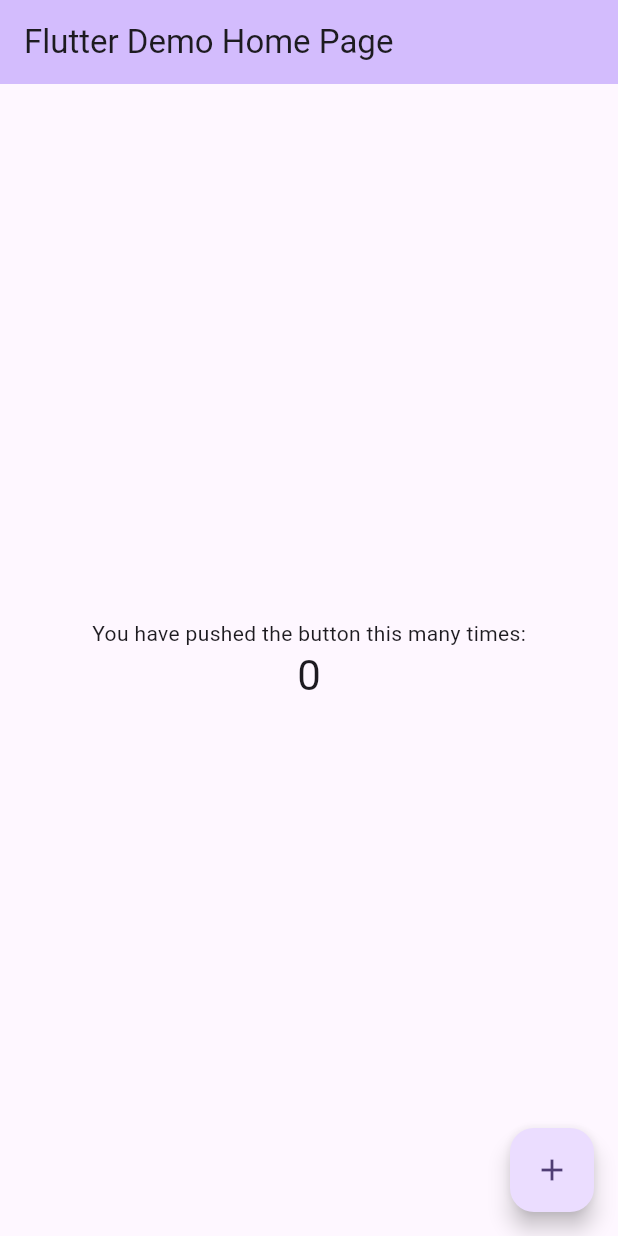
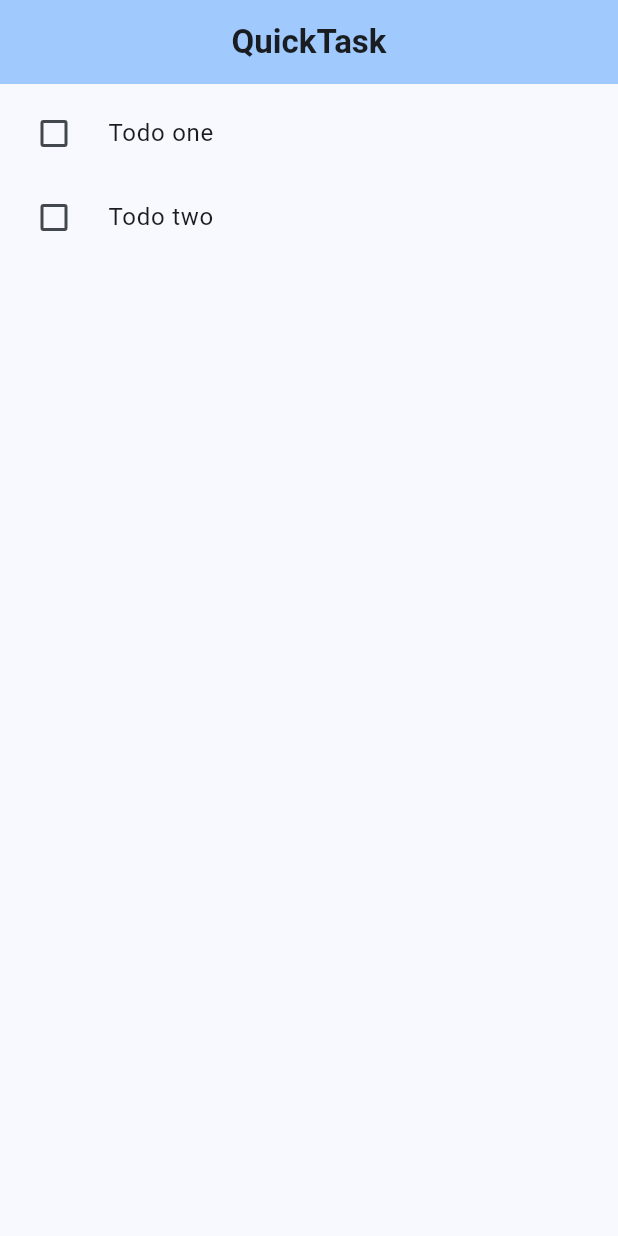
Before and after one commit to sarvesh-sr/quicktask, a Flutter app: the screen it shows after launch, on a phone screen of 412 x 824 dp. Run offline on Flutter 3.47's test engine with Material 3 defaults, Android fonts, the phone set to English and light mode, and no system bars.

Commit message:
Create basic todo list layout

```diff
--- a/lib/main.dart
+++ b/lib/main.dart
@@ -7,116 +7,67 @@ void main() {
 class MyApp extends StatelessWidget {
   const MyApp({super.key});
 
-  // This widget is the root of your application.
   @override
   Widget build(BuildContext context) {
     return MaterialApp(
-      title: 'Flutter Demo',
+      title: 'QuickTask',
       theme: ThemeData(
-        // This is the theme of your application.
-        //
-        // TRY THIS: Try running your application with "flutter run". You'll see
-        // the application has a purple toolbar. Then, without quitting the app,
-        // try changing the seedColor in the colorScheme below to Colors.green
-        // and then invoke "hot reload" (save your changes or press the "hot
-        // reload" button in a Flutter-supported IDE, or press "r" if you used
-        // the command line to start the app).
-        //
-        // Notice that the counter didn't reset back to zero; the application
-        // state is not lost during the reload. To reset the state, use hot
-        // restart instead.
-        //
-        // This works for code too, not just values: Most code changes can be
-        // tested with just a hot reload.
-        colorScheme: ColorScheme.fromSeed(seedColor: Colors.deepPurple),
+        colorScheme: ColorScheme.fromSeed(seedColor: Colors.blue),
       ),
-      home: const MyHomePage(title: 'Flutter Demo Home Page'),
+      home: const MyHomePage(),
     );
   }
 }
 
 class MyHomePage extends StatefulWidget {
-  const MyHomePage({super.key, required this.title});
-
-  // This widget is the home page of your application. It is stateful, meaning
-  // that it has a State object (defined below) that contains fields that affect
-  // how it looks.
-
-  // This class is the configuration for the state. It holds the values (in this
-  // case the title) provided by the parent (in this case the App widget) and
-  // used by the build method of the State. Fields in a Widget subclass are
-  // always marked "final".
-
-  final String title;
+  const MyHomePage({super.key});
 
   @override
   State<MyHomePage> createState() => _MyHomePageState();
 }
 
 class _MyHomePageState extends State<MyHomePage> {
-  int _counter = 0;
-
-  void _incrementCounter() {
-    setState(() {
-      // This call to setState tells the Flutter framework that something has
-      // changed in this State, which causes it to rerun the build method below
-      // so that the display can reflect the updated values. If we changed
-      // _counter without calling setState(), then the build method would not be
-      // called again, and so nothing would appear to happen.
-      _counter++;
-    });
-  }
+  bool value1 = false;
+  bool value2 = false;
 
   @override
   Widget build(BuildContext context) {
-    // This method is rerun every time setState is called, for instance as done
-    // by the _incrementCounter method above.
-    //
-    // The Flutter framework has been optimized to make rerunning build methods
-    // fast, so that you can just rebuild anything that needs updating rather
-    // than having to individually change instances of widgets.
     return Scaffold(
       appBar: AppBar(
-        // TRY THIS: Try changing the color here to a specific color (to
-        // Colors.amber, perhaps?) and trigger a hot reload to see the AppBar
-        // change color while the other colors stay the same.
         backgroundColor: Theme.of(context).colorScheme.inversePrimary,
-        // Here we take the value from the MyHomePage object that was created by
-        // the App.build method, and use it to set our appbar title.
-        title: Text(widget.title),
+        title: Text('QuickTask', style: TextStyle(fontWeight: FontWeight.bold)),
+        centerTitle: true,
       ),
-      body: Center(
-        // Center is a layout widget. It takes a single child and positions it
-        // in the middle of the parent.
-        child: Column(
-          // Column is also a layout widget. It takes a list of children and
-          // arranges them vertically. By default, it sizes itself to fit its
-          // children horizontally, and tries to be as tall as its parent.
-          //
-          // Column has various properties to control how it sizes itself and
-          // how it positions its children. Here we use mainAxisAlignment to
-          // center the children vertically; the main axis here is the vertical
-          // axis because Columns are vertical (the cross axis would be
-          // horizontal).
-          //
-          // TRY THIS: Invoke "debug painting" (choose the "Toggle Debug Paint"
-          // action in the IDE, or press "p" in the console), to see the
-          // wireframe for each widget.
-          mainAxisAlignment: MainAxisAlignment.center,
-          children: <Widget>[
-            const Text('You have pushed the button this many times:'),
-            Text(
-              '$_counter',
-              style: Theme.of(context).textTheme.headlineMedium,
-            ),
-          ],
-        ),
+      body: ListView(
+        padding: EdgeInsets.only(top: 5),
+        children: [
+          CheckboxListTile(
+            controlAffinity: ListTileControlAffinity.leading,
+            title: Text("Todo one"),
+            value: value1,
+            onChanged: (value) {
+              setState(() {
+                value1 = value!;
+              });
+            },
+          ),
+          CheckboxListTile(
+            controlAffinity: ListTileControlAffinity.leading,
+            title: Text("Todo two"),
+            value: value2,
+            onChanged: (value) {
+              setState(() {
+                value2 = value!;
+              });
+            },
+          ),
+        ],
       ),
-      floatingActionButton: FloatingActionButton(
-        onPressed: _incrementCounter,
-        tooltip: 'Increment',
-        child: const Icon(Icons.add),
-      ), // This trailing comma makes auto-formatting nicer for build methods.
+      // floatingActionButton: FloatingActionButton(
+      //   onPressed: _incrementCounter,
+      //   tooltip: 'Increment',
+      //   child: const Icon(Icons.add),
+      // ), // This trailing comma makes auto-formatting nicer for build methods.
     );
   }
 }
```
